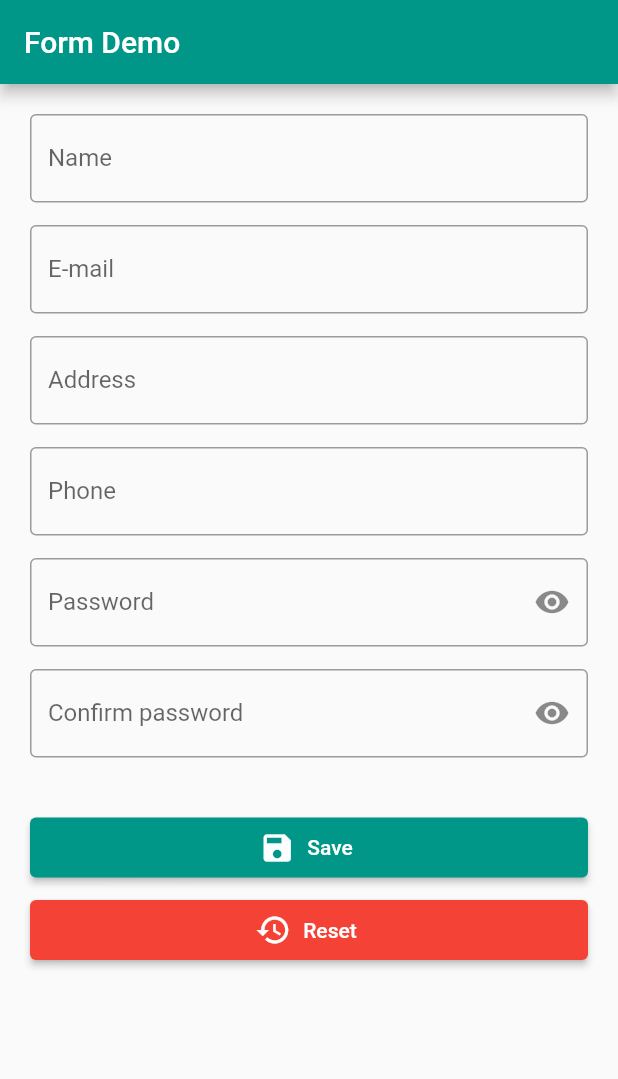
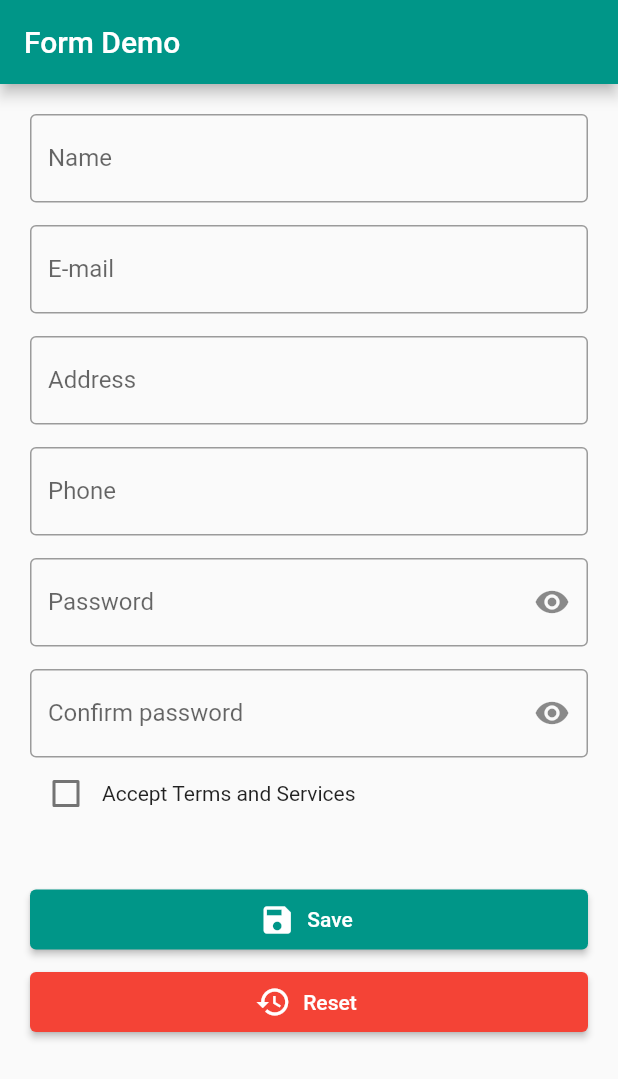
Before and after one commit to booude/flutter_test_app, a Flutter app: the screen it shows after launch, on a phone screen of 412 x 824 dp. Shown: the top 1079 px of the screen. Run offline on Flutter 3.47's test engine with Material 2 defaults, Android fonts, the phone set to English and light mode, and no system bars; our stand-ins replace string_validator.

```diff
--- a/lib/form_screen.dart
+++ b/lib/form_screen.dart
@@ -14,6 +14,7 @@ class FormScreenState extends State<FormScreen> {
   var passwordCache = '';
   var passwordCacheConfirm = '';
   bool obscureTextPassword = true;
+  bool checkBox = false;
 
   @override
   Widget build(BuildContext context) {
@@ -23,7 +24,7 @@ class FormScreenState extends State<FormScreen> {
       ),
       body: Form(
         key: formKey,
-        child: Padding(
+        child: SingleChildScrollView(
           padding: EdgeInsets.all(20),
           child: Column(
             children: [
@@ -122,6 +123,19 @@ class FormScreenState extends State<FormScreen> {
                     return 'Password is not equal';
                   }
                 },
+              ),
+              Row(
+                children: [
+                  Checkbox(
+                    value: checkBox,
+                    onChanged: (v) {
+                      setState(() {
+                        checkBox = v!;
+                      });
+                    },
+                  ),
+                  Text('Accept Terms and Services')
+                ],
               ),
               SizedBox(height: 40),
               SizedBox(
```
